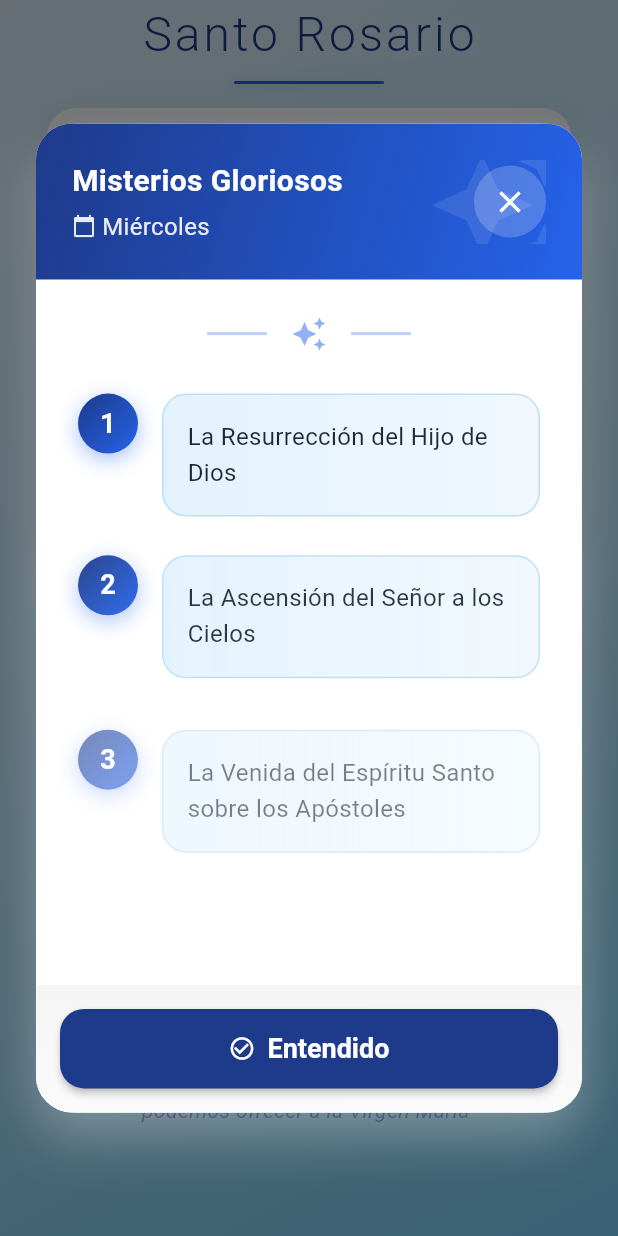
After one commit to alejandrov1/app-resar-rosario, a Flutter app: the screen it shows after launch, after a tap on "Miércoles", on a phone screen of 412 x 824 dp. The commit adds this screen. Run offline on Flutter 3.47's test engine with Material 3 defaults, Android fonts, the phone set to English and light mode, and no system bars.

Commit message:
Se agrega pantalla de misterios del dia

```diff
--- a/lib/screens/inicio_screen.dart
+++ b/lib/screens/inicio_screen.dart
@@ -3,6 +3,7 @@ import 'package:flutter/material.dart';
 import 'package:flutter/services.dart';
 import '../constants/app_constants.dart';
 import '../widgets/rosary_image_widget.dart';
+import '../widgets/misterios_del_dia_modal.dart';
 
 class InicioScreen extends StatefulWidget {
   final String todayMystery;
@@ -162,6 +163,23 @@ class _InicioScreenState extends State<InicioScreen>
 
                       FadeTransition(
                         opacity: _fadeAnimation,
+                        child: Material(
+                          color: Colors.transparent,
+                          child: InkWell(
+                            onTap: () {
+                              HapticFeedback.lightImpact();
+                              showDialog(
+                                context: context,
+                                barrierDismissible: true,
+                                barrierColor: Colors.black54,
+                                builder: (context) => MisteriosDelDia (
+                                  todayMystery: widget.todayMystery,
+                                  todayDay: widget.todayDay,
+                                  preferences: widget.preferences,
+                                ),
+                              );
+                            },
+                            borderRadius: BorderRadius.circular(AppConstants.radiusM),
                             child: Container(
                               padding: const EdgeInsets.all(AppConstants.spacingL),
                               decoration: BoxDecoration(
@@ -212,7 +230,10 @@ class _InicioScreenState extends State<InicioScreen>
                                       ),
                                       borderRadius: BorderRadius.circular(30),
                                     ),
-                                child: Text(
+                                    child: Row(
+                                      mainAxisSize: MainAxisSize.min,
+                                      children: [
+                                        Text(
                                           'Misterios ${widget.todayMystery}',
                                           style: TextStyle(
                                             fontSize: AppConstants.fontSizeL * widget.preferences.textScaleFactor,
@@ -221,8 +242,27 @@ class _InicioScreenState extends State<InicioScreen>
                                             letterSpacing: 0.5,
                                           ),
                                         ),
+                                        const SizedBox(width: AppConstants.spacingXS),
+                                        const Icon(
+                                          Icons.arrow_forward_ios,
+                                          color: Colors.white,
+                                          size: 16,
                                         ),
                                       ],
+                                    ),
+                                  ),
+                                  const SizedBox(height: AppConstants.spacingXS),
+                                  Text(
+                                    'Toca para ver los misterios',
+                                    style: TextStyle(
+                                      fontSize: AppConstants.fontSizeXS * widget.preferences.textScaleFactor,
+                                      color: AppConstants.textSecondary,
+                                      fontStyle: FontStyle.italic,
+                                    ),
+                                  ),
+                                ],
+                              ),
+                            ),
                           ),
                         ),
                       ),
--- /dev/null
+++ b/lib/widgets/misterios_del_dia_modal.dart
@@ -0,0 +1,504 @@
+import 'package:flutter/material.dart';
+import 'package:flutter/services.dart';
+import '../models/prayer_models.dart';
+import '../constants/app_constants.dart';
+import '../services/preferences_service.dart';
+
+/// Modal mejorado con animaciones para mostrar los misterios del día
+class MisteriosDelDia extends StatefulWidget {
+  final String todayMystery;
+  final String todayDay;
+  final PreferencesService preferences;
+
+  const MisteriosDelDia({
+    super.key,
+    required this.todayMystery,
+    required this.todayDay,
+    required this.preferences,
+  });
+
+  @override
+  State<MisteriosDelDia> createState() => _MisteriosDelDiaState();
+}
+
+class _MisteriosDelDiaState extends State<MisteriosDelDia>
+    with TickerProviderStateMixin {
+  late AnimationController _controller;
+  late AnimationController _itemController;
+  late Animation<double> _scaleAnimation;
+  late Animation<double> _fadeAnimation;
+  late List<Animation<double>> _itemAnimations;
+
+  @override
+  void initState() {
+    super.initState();
+
+    // Animación principal del modal
+    _controller = AnimationController(
+      duration: const Duration(milliseconds: 400),
+      vsync: this,
+    );
+
+    _scaleAnimation = Tween<double>(
+      begin: 0.8,
+      end: 1.0,
+    ).animate(CurvedAnimation(
+      parent: _controller,
+      curve: Curves.easeOutCubic,
+    ));
+
+    _fadeAnimation = Tween<double>(
+      begin: 0.0,
+      end: 1.0,
+    ).animate(CurvedAnimation(
+      parent: _controller,
+      curve: Curves.easeOut,
+    ));
+
+    // Animación para los items de la lista
+    _itemController = AnimationController(
+      duration: const Duration(milliseconds: 1500),
+      vsync: this,
+    );
+
+    // Crear animaciones escalonadas para cada item
+    final mysteryList = PrayerData.mysteryData[widget.todayMystery] ?? [];
+    _itemAnimations = List.generate(
+      mysteryList.length,
+      (index) => Tween<double>(
+        begin: 0.0,
+        end: 1.0,
+      ).animate(
+        CurvedAnimation(
+          parent: _itemController,
+          curve: Interval(
+            index * 0.15,
+            0.4 + index * 0.15,
+            curve: Curves.easeOutCubic,
+          ),
+        ),
+      ),
+    );
+
+    _controller.forward().then((_) {
+      _itemController.forward();
+    });
+  }
+
+  @override
+  void dispose() {
+    _controller.dispose();
+    _itemController.dispose();
+    super.dispose();
+  }
+
+  void _closeModal() {
+    HapticFeedback.lightImpact();
+    _itemController.reverse().then((_) {
+      _controller.reverse().then((_) {
+        Navigator.of(context).pop();
+      });
+    });
+  }
+
+  @override
+  Widget build(BuildContext context) {
+    final mysteryList = PrayerData.mysteryData[widget.todayMystery] ?? [];
+    final screenHeight = MediaQuery.of(context).size.height;
+
+    return AnimatedBuilder(
+      animation: _controller,
+      builder: (context, child) {
+        return Transform.scale(
+          scale: _scaleAnimation.value,
+          child: Opacity(
+            opacity: _fadeAnimation.value,
+            child: Dialog(
+              backgroundColor: Colors.white,
+              insetPadding: const EdgeInsets.all(AppConstants.spacingM),
+              child: Container(
+                constraints: BoxConstraints(
+                  maxWidth: 500,
+                  maxHeight: screenHeight * 0.8,
+                ),
+                decoration: BoxDecoration(
+                  color: Colors.white,
+                  borderRadius: BorderRadius.circular(AppConstants.radiusM),
+                  boxShadow: [
+                    BoxShadow(
+                      color: Colors.white.withOpacity(0.3),
+                      blurRadius: 30,
+                      offset: const Offset(0, 15),
+                    ),
+                  ],
+                ),
+                child: Column(
+                  mainAxisSize: MainAxisSize.min,
+                  children: [
+                    // Header animado
+                    _buildAnimatedHeader(),
+
+                    // Lista de misterios con animación
+                    Flexible(
+                      child: SingleChildScrollView(
+                        physics: const BouncingScrollPhysics(),
+                        padding: const EdgeInsets.all(AppConstants.spacingM),
+                        child: Column(
+                          children: [
+                            // Decoración superior
+                            _buildTopDecoration(),
+
+                            const SizedBox(height: AppConstants.spacingM),
+
+                            // Lista animada de misterios
+                            ...mysteryList.asMap().entries.map((entry) {
+                              final index = entry.key;
+                              final mystery = entry.value;
+
+                              return AnimatedBuilder(
+                                animation: _itemAnimations[index],
+                                builder: (context, child) {
+                                  return Transform.translate(
+                                    offset: Offset(
+                                      0,
+                                      30 * (1 - _itemAnimations[index].value),
+                                    ),
+                                    child: Opacity(
+                                      opacity: _itemAnimations[index].value,
+                                      child: _buildMysteryItem(index, mystery),
+                                    ),
+                                  );
+                                },
+                              );
+                            }).toList(),
+
+                            const SizedBox(height: AppConstants.spacingM),
+
+                            // Nota informativa animada
+                            AnimatedBuilder(
+                              animation: _fadeAnimation,
+                              builder: (context, child) {
+                                return Opacity(
+                                  opacity: _fadeAnimation.value,
+                                  child: _buildInfoNote(),
+                                );
+                              },
+                            ),
+                          ],
+                        ),
+                      ),
+                    ),
+
+                    // Footer con botón
+                    _buildFooter(),
+                  ],
+                ),
+              ),
+            ),
+          ),
+        );
+      },
+    );
+  }
+
+  Widget _buildAnimatedHeader() {
+    return Container(
+      width: double.infinity,
+      padding: const EdgeInsets.all(AppConstants.spacingM),
+      decoration: const BoxDecoration(
+        gradient: LinearGradient(
+          colors: [
+            AppConstants.primaryBlue,
+            AppConstants.secondaryBlue,
+          ],
+          begin: Alignment.topLeft,
+          end: Alignment.bottomRight,
+        ),
+        borderRadius: BorderRadius.only(
+          topLeft: Radius.circular(AppConstants.radiusM),
+          topRight: Radius.circular(AppConstants.radiusM),
+        ),
+      ),
+      child: Stack(
+        children: [
+          // Patrón de fondo
+          Positioned(
+            right: -20,
+            top: -20,
+            child: Icon(
+              Icons.auto_awesome,
+              size: 100,
+              color: Colors.white.withOpacity(0.1),
+            ),
+          ),
+
+          // Contenido
+          Column(
+            children: [
+              Row(
+                mainAxisAlignment: MainAxisAlignment.spaceBetween,
+                children: [
+                  Expanded(
+                    child: Column(
+                      crossAxisAlignment: CrossAxisAlignment.start,
+                      children: [
+                        Text(
+                          'Misterios ${widget.todayMystery}',
+                          style: TextStyle(
+                            fontSize: AppConstants.fontSizeL * widget.preferences.textScaleFactor,
+                            fontWeight: FontWeight.bold,
+                            color: Colors.white,
+                          ),
+                        ),
+                        const SizedBox(height: 4),
+                        Row(
+                          children: [
+                            Icon(
+                              Icons.calendar_today,
+                              size: 16,
+                              color: Colors.white.withOpacity(0.9),
+                            ),
+                            const SizedBox(width: 4),
+                            Text(
+                              widget.todayDay,
+                              style: TextStyle(
+                                fontSize: AppConstants.fontSizeS * widget.preferences.textScaleFactor,
+                                color: Colors.white.withOpacity(0.9),
+                              ),
+                            ),
+                          ],
+                        ),
+                      ],
+                    ),
+                  ),
+
+                  // Botón de cerrar estilizado
+                  Container(
+                    decoration: BoxDecoration(
+                      color: Colors.white.withOpacity(0.2),
+                      shape: BoxShape.circle,
+                    ),
+                    child: IconButton(
+                      onPressed: _closeModal,
+                      icon: const Icon(
+                        Icons.close,
+                        color: Colors.white,
+                      ),
+                      padding: const EdgeInsets.all(8),
+                      constraints: const BoxConstraints(),
+                    ),
+                  ),
+                ],
+              ),
+            ],
+          ),
+        ],
+      ),
+    );
+  }
+
+  Widget _buildTopDecoration() {
+    return Row(
+      mainAxisAlignment: MainAxisAlignment.center,
+      children: [
+        Container(
+          width: 40,
+          height: 2,
+          color: AppConstants.secondaryBlue.withOpacity(0.3),
+        ),
+        Padding(
+          padding: const EdgeInsets.symmetric(horizontal: AppConstants.spacingS),
+          child: Icon(
+            Icons.auto_awesome,
+            size: 24,
+            color: AppConstants.secondaryBlue.withOpacity(0.5),
+          ),
+        ),
+        Container(
+          width: 40,
+          height: 2,
+          color: AppConstants.secondaryBlue.withOpacity(0.3),
+        ),
+      ],
+    );
+  }
+
+  Widget _buildMysteryItem(int index, String mystery) {
+    return Container(
+      margin: const EdgeInsets.only(bottom: AppConstants.spacingS),
+      child: Material(
+        color: Colors.transparent,
+        child: InkWell(
+          onTap: () {
+            HapticFeedback.selectionClick();
+          },
+          borderRadius: BorderRadius.circular(AppConstants.radiusS),
+          child: Padding(
+            padding: const EdgeInsets.all(4),
+            child: Row(
+              crossAxisAlignment: CrossAxisAlignment.start,
+              children: [
+                // Número con efecto de elevación
+                Container(
+                  width: 40,
+                  height: 40,
+                  decoration: BoxDecoration(
+                    gradient: LinearGradient(
+                      colors: [
+                        AppConstants.primaryBlue,
+                        AppConstants.secondaryBlue,
+                      ],
+                      begin: Alignment.topLeft,
+                      end: Alignment.bottomRight,
+                    ),
+                    shape: BoxShape.circle,
+                    boxShadow: [
+                      BoxShadow(
+                        color: AppConstants.secondaryBlue.withOpacity(0.4),
+                        blurRadius: 12,
+                        offset: const Offset(0, 4),
+                      ),
+                    ],
+                  ),
+                  child: Center(
+                    child: Text(
+                      '${index + 1}',
+                      style: const TextStyle(
+                        color: Colors.white,
+                        fontWeight: FontWeight.bold,
+                        fontSize: 18,
+                      ),
+                    ),
+                  ),
+                ),
+                const SizedBox(width: AppConstants.spacingS),
+
+                // Texto del misterio con borde decorativo
+                Expanded(
+                  child: Container(
+                    padding: const EdgeInsets.all(AppConstants.spacingS),
+                    decoration: BoxDecoration(
+                      gradient: LinearGradient(
+                        colors: [
+                          Colors.blue.shade50,
+                          Colors.blue.shade50.withOpacity(0.5),
+                        ],
+                        begin: Alignment.centerLeft,
+                        end: Alignment.centerRight,
+                      ),
+                      borderRadius: BorderRadius.circular(AppConstants.radiusS),
+                      border: Border.all(
+                        color: Colors.blue.shade100,
+                        width: 1,
+                      ),
+                    ),
+                    child: Text(
+                      mystery,
+                      style: TextStyle(
+                        fontSize: AppConstants.fontSizeS * widget.preferences.textScaleFactor,
+                        height: 1.5,
+                        color: AppConstants.textPrimary,
+                      ),
+                    ),
+                  ),
+                ),
+              ],
+            ),
+          ),
+        ),
+      ),
+    );
+  }
+
+  Widget _buildInfoNote() {
+    return Container(
+      padding: const EdgeInsets.all(AppConstants.spacingS),
+      decoration: BoxDecoration(
+        gradient: LinearGradient(
+          colors: [
+            Colors.amber.shade50,
+            Colors.amber.shade50.withOpacity(0.5),
+          ],
+        ),
+        borderRadius: BorderRadius.circular(AppConstants.radiusS),
+        border: Border.all(
+          color: Colors.amber.shade200,
+          width: 1,
+        ),
+      ),
+      child: Row(
+        children: [
+          Container(
+            padding: const EdgeInsets.all(8),
+            decoration: BoxDecoration(
+              color: Colors.amber.shade100,
+              shape: BoxShape.circle,
+            ),
+            child: Icon(
+              Icons.lightbulb_outline,
+              color: Colors.amber.shade700,
+              size: 20,
+            ),
+          ),
+          const SizedBox(width: AppConstants.spacingS),
+          Expanded(
+            child: Text(
+              'Medita en cada uno de estos misterios durante el rezo del Rosario',
+              style: TextStyle(
+                fontSize: AppConstants.fontSizeXS * widget.preferences.textScaleFactor,
+                color: Colors.amber.shade700,
+                fontWeight: FontWeight.w500,
+              ),
+            ),
+          ),
+        ],
+      ),
+    );
+  }
+
+  Widget _buildFooter() {
+    return Container(
+      width: double.infinity,
+      padding: const EdgeInsets.all(AppConstants.spacingS),
+      decoration: BoxDecoration(
+        gradient: LinearGradient(
+          colors: [
+            Colors.grey.shade100,
+            Colors.grey.shade50,
+          ],
+          begin: Alignment.topCenter,
+          end: Alignment.bottomCenter,
+        ),
+        borderRadius: const BorderRadius.only(
+          bottomLeft: Radius.circular(AppConstants.radiusM),
+          bottomRight: Radius.circular(AppConstants.radiusM),
+        ),
+      ),
+      child: ElevatedButton.icon(
+        onPressed: _closeModal,
+        icon: const Icon(Icons.check_circle_outline),
+        label: Text(
+          'Entendido',
+          style: TextStyle(
+            fontSize: AppConstants.fontSizeM * widget.preferences.textScaleFactor,
+            fontWeight: FontWeight.bold,
+          ),
+        ),
+        style: ElevatedButton.styleFrom(
+          backgroundColor: AppConstants.primaryBlue,
+          foregroundColor: Colors.white,
+          padding: EdgeInsets.symmetric(
+            horizontal: AppConstants.spacingL,
+            vertical: widget.preferences.useLargeButtons
+                ? AppConstants.spacingM
+                : AppConstants.spacingS,
+          ),
+          shape: RoundedRectangleBorder(
+            borderRadius: BorderRadius.circular(AppConstants.radiusS),
+          ),
+          elevation: 2,
+        ),
+      ),
+    );
+  }
+}
```
Lines whose indentation alone changed are shown as unchanged.
